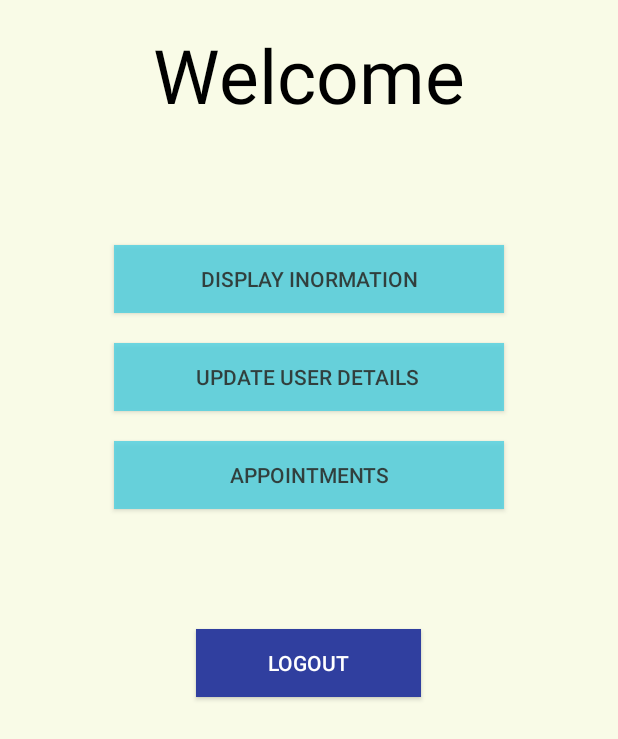
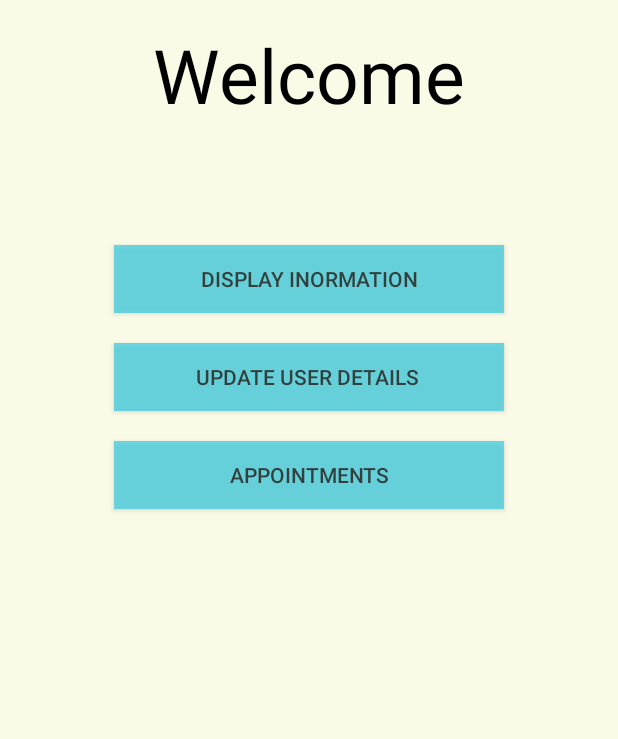
Before and after one commit to sajithdherath/PregCare, an Android app: the Profile screen opened directly, with no data from a screen before it, on a phone screen of 412 x 824 dp. Shown: the top 739 px of the screen. Run offline under Robolectric (Android 15) with nearby library versions, the phone set to English and light mode, and no system bars; our stand-ins replace Firebase (no records; nobody signed in at launch, a user with empty details on screens opened directly).

Commit message:
app fixed

```diff
--- a/app/src/main/res/layout/activity_profile.xml
+++ b/app/src/main/res/layout/activity_profile.xml
@@ -62,15 +62,5 @@
              android:background="#4DD0E1"
              android:text="Appointments" />
 
-         <Button
-             android:layout_width="150dp"
-             android:layout_height="45dp"
-             android:layout_marginTop="80dp"
-             android:layout_gravity="center_horizontal"
-             android:text="Logout"
-             android:textColor="#ffffff"
-             android:background="#303F9F"
-             android:onClick="Logout"/>
-
      </LinearLayout>
 </RelativeLayout>
```
Also changed, not shown: app/src/main/java/pregcare/teamiv/lk/pregcare/Information.java (+9 -3 lines), 18 other files.
